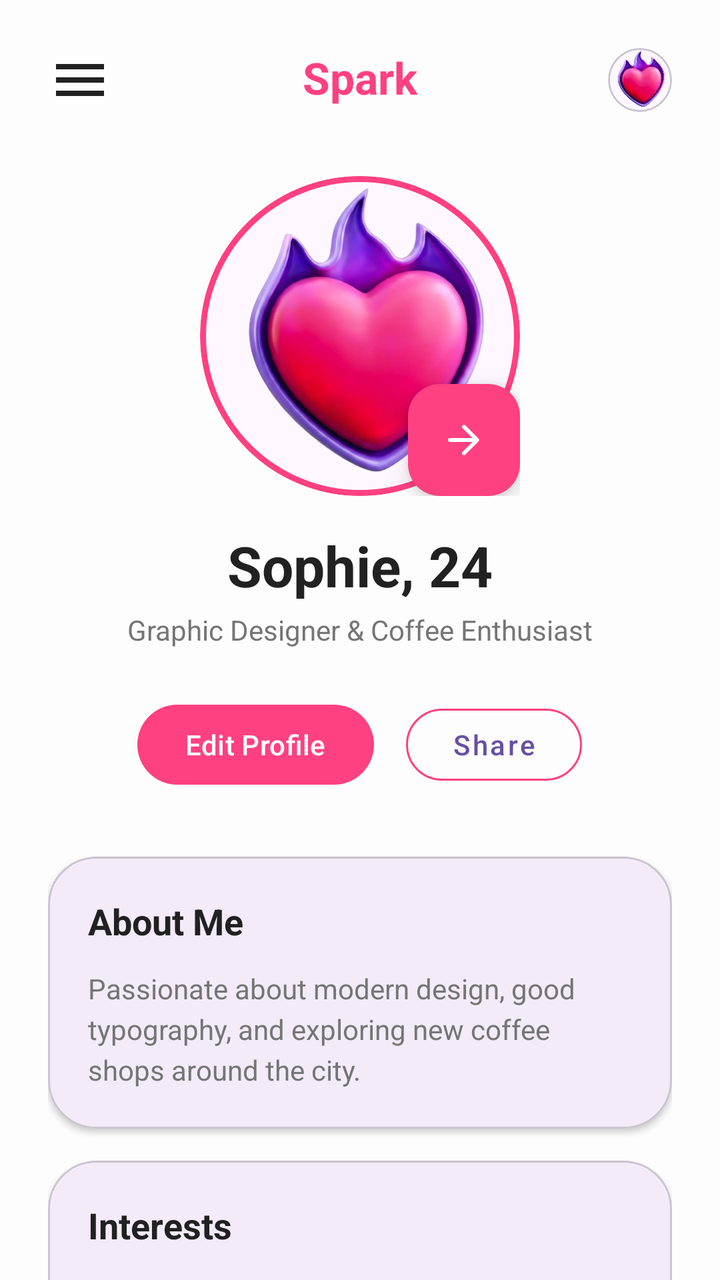
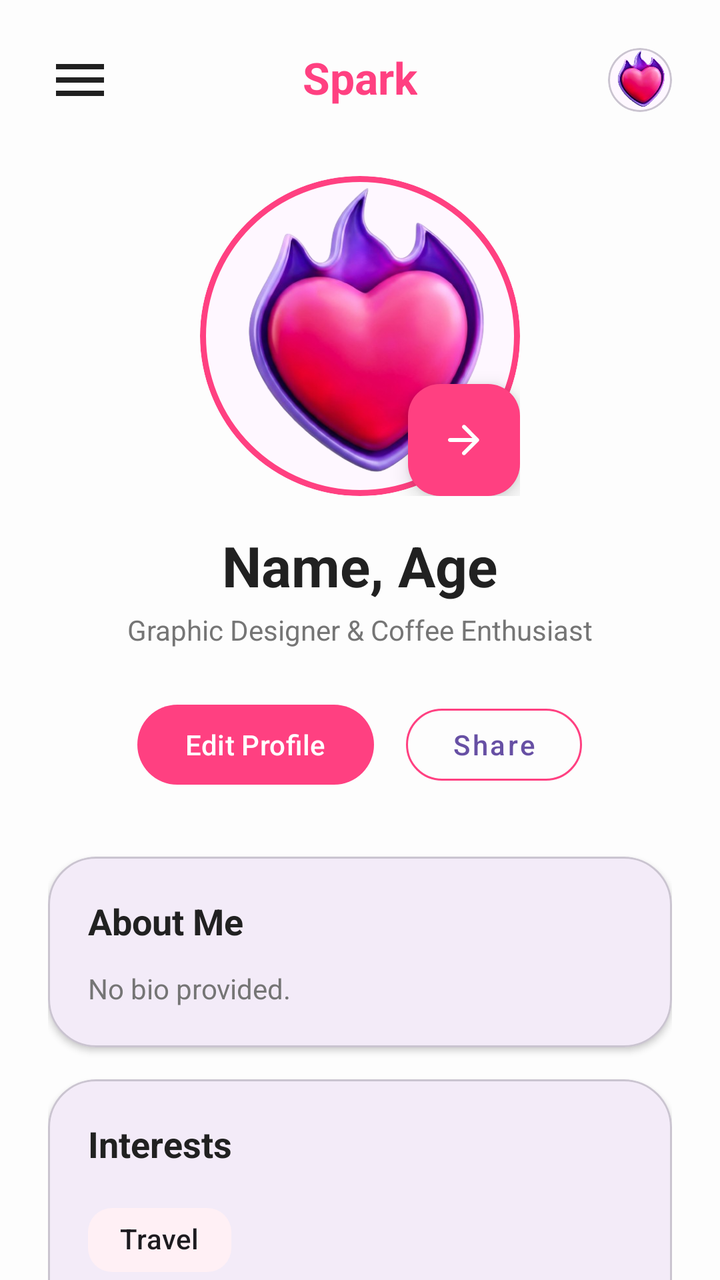

An Android layout rendered at two revisions. The XML below is the earlier revision; the diff shows what the commit changed to produce the second picture.
<!-- AndroidManifest.xml: application theme Theme.Spark -->
<!-- res/layout/fragment_profile.xml -->
<?xml version="1.0" encoding="utf-8"?>
<androidx.core.widget.NestedScrollView xmlns:android="http://schemas.android.com/apk/res/android"
    xmlns:app="http://schemas.android.com/apk/res-auto"
    xmlns:tools="http://schemas.android.com/tools"
    android:layout_width="match_parent"
    android:layout_height="match_parent"
    android:background="@color/bg_color">

    <LinearLayout
        android:layout_width="match_parent"
        android:layout_height="wrap_content"
        android:gravity="center_horizontal"
        android:orientation="vertical"
        android:padding="24dp">

        
        <androidx.constraintlayout.widget.ConstraintLayout
            android:layout_width="match_parent"
            android:layout_height="wrap_content">
            <ImageView
                android:layout_width="32dp"
                android:layout_height="32dp"
                android:src="@drawable/ic_menu"
                app:layout_constraintStart_toStartOf="parent"
                app:layout_constraintTop_toTopOf="parent" />
            <TextView
                android:layout_width="wrap_content"
                android:layout_height="wrap_content"
                android:text="Spark"
                android:textColor="@color/pink_primary"
                android:textSize="22sp"
                android:textStyle="bold"
                app:layout_constraintEnd_toEndOf="parent"
                app:layout_constraintStart_toStartOf="parent"
                app:layout_constraintTop_toTopOf="parent" />
            <com.google.android.material.card.MaterialCardView
                android:layout_width="32dp"
                android:layout_height="32dp"
                app:cardCornerRadius="16dp"
                app:layout_constraintEnd_toEndOf="parent"
                app:layout_constraintTop_toTopOf="parent">
                <ImageView
                    android:layout_width="match_parent"
                    android:layout_height="match_parent"
                    android:scaleType="centerCrop"
                    android:src="@drawable/heart" />
            </com.google.android.material.card.MaterialCardView>
        </androidx.constraintlayout.widget.ConstraintLayout>

        
        <FrameLayout
            android:layout_width="wrap_content"
            android:layout_height="wrap_content"
            android:layout_marginTop="32dp">
            <com.google.android.material.card.MaterialCardView
                android:layout_width="160dp"
                android:layout_height="160dp"
                app:cardCornerRadius="80dp"
                app:strokeColor="@color/pink_primary"
                app:strokeWidth="3dp">
                <ImageView
                    android:layout_width="match_parent"
                    android:layout_height="match_parent"
                    android:scaleType="centerCrop"
                    android:src="@drawable/heart" />
            </com.google.android.material.card.MaterialCardView>
            <com.google.android.material.floatingactionbutton.FloatingActionButton
                android:layout_width="wrap_content"
                android:layout_height="wrap_content"
                android:layout_gravity="bottom|end"
                android:src="@drawable/ic_arrow_right"
                app:backgroundTint="@color/pink_primary"
                app:fabSize="mini"
                app:tint="@color/white" />
        </FrameLayout>

        <TextView
            android:layout_width="wrap_content"
            android:layout_height="wrap_content"
            android:layout_marginTop="16dp"
            android:text="Sophie, 24"
            android:textColor="@color/text_primary"
            android:textSize="28sp"
            android:textStyle="bold" />

        <TextView
            android:layout_width="wrap_content"
            android:layout_height="wrap_content"
            android:layout_marginTop="4dp"
            android:text="Graphic Designer &amp; Coffee Enthusiast"
            android:textColor="@color/text_secondary" />

        <LinearLayout
            android:layout_width="wrap_content"
            android:layout_height="wrap_content"
            android:layout_marginTop="24dp"
            android:orientation="horizontal">
            <com.google.android.material.button.MaterialButton
                android:layout_width="wrap_content"
                android:layout_height="wrap_content"
                android:text="Edit Profile"
                android:textAllCaps="false"
                app:backgroundTint="@color/pink_primary"
                app:cornerRadius="24dp" />
            <com.google.android.material.button.MaterialButton
                style="@style/Widget.MaterialComponents.Button.OutlinedButton"
                android:layout_width="wrap_content"
                android:layout_height="wrap_content"
                android:layout_marginStart="16dp"
                android:text="Share"
                android:textAllCaps="false"
                app:cornerRadius="24dp"
                app:strokeColor="@color/pink_primary" />
        </LinearLayout>

        
        <com.google.android.material.card.MaterialCardView
            android:layout_width="match_parent"
            android:layout_height="wrap_content"
            android:layout_marginTop="32dp"
            app:cardCornerRadius="24dp"
            app:cardElevation="2dp">
            <LinearLayout
                android:layout_width="match_parent"
                android:layout_height="wrap_content"
                android:orientation="vertical"
                android:padding="20dp">
                <TextView
                    android:layout_width="wrap_content"
                    android:layout_height="wrap_content"
                    android:text="About Me"
                    android:textColor="@color/text_primary"
                    android:textSize="18sp"
                    android:textStyle="bold" />
                <TextView
                    android:layout_width="match_parent"
                    android:layout_height="wrap_content"
                    android:layout_marginTop="12dp"
                    android:lineSpacingExtra="4dp"
                    android:text="Passionate about modern design, good typography, and exploring new coffee shops around the city."
                    android:textColor="@color/text_secondary" />
            </LinearLayout>
        </com.google.android.material.card.MaterialCardView>

        
        <com.google.android.material.card.MaterialCardView
            android:layout_width="match_parent"
            android:layout_height="wrap_content"
            android:layout_marginTop="16dp"
            app:cardCornerRadius="24dp"
            app:cardElevation="2dp">
            <LinearLayout
                android:layout_width="match_parent"
                android:layout_height="wrap_content"
                android:orientation="vertical"
                android:padding="20dp">
                <TextView
                    android:layout_width="wrap_content"
                    android:layout_height="wrap_content"
                    android:text="Interests"
                    android:textColor="@color/text_primary"
                    android:textSize="18sp"
                    android:textStyle="bold" />
                
                <com.google.android.material.chip.ChipGroup
                    android:layout_width="match_parent"
                    android:layout_height="wrap_content"
                    android:layout_marginTop="12dp"
                    app:chipSpacingHorizontal="8dp"
                    app:chipSpacingVertical="4dp">
                    
                    <com.google.android.material.chip.Chip
                        style="@style/Widget.MaterialComponents.Chip.Action"
                        android:layout_width="wrap_content"
                        android:layout_height="wrap_content"
                        android:text="Design"
                        app:chipBackgroundColor="#FFF0F5"
                        app:chipCornerRadius="12dp"
                        app:chipStrokeWidth="0dp" />

                    <com.google.android.material.chip.Chip
                        style="@style/Widget.MaterialComponents.Chip.Action"
                        android:layout_width="wrap_content"
                        android:layout_height="wrap_content"
                        android:text="Coffee"
                        app:chipBackgroundColor="#FFF0F5"
                        app:chipCornerRadius="12dp"
                        app:chipStrokeWidth="0dp" />

                    <com.google.android.material.chip.Chip
                        style="@style/Widget.MaterialComponents.Chip.Action"
                        android:layout_width="wrap_content"
                        android:layout_height="wrap_content"
                        android:text="Photography"
                        app:chipBackgroundColor="#FFF0F5"
                        app:chipCornerRadius="12dp"
                        app:chipStrokeWidth="0dp" />

                    <com.google.android.material.chip.Chip
                        style="@style/Widget.MaterialComponents.Chip.Action"
                        android:layout_width="wrap_content"
                        android:layout_height="wrap_content"
                        android:text="Travel"
                        app:chipBackgroundColor="#FFF0F5"
                        app:chipCornerRadius="12dp"
                        app:chipStrokeWidth="0dp" />
                </com.google.android.material.chip.ChipGroup>
            </LinearLayout>
        </com.google.android.material.card.MaterialCardView>

        
        <com.google.android.material.card.MaterialCardView
            android:layout_width="match_parent"
            android:layout_height="wrap_content"
            android:layout_marginTop="16dp"
            app:cardCornerRadius="24dp"
            app:cardElevation="2dp">
            <LinearLayout
                android:layout_width="match_parent"
                android:layout_height="wrap_content"
                android:orientation="vertical"
                android:padding="8dp">

                <LinearLayout
                    android:layout_width="match_parent"
                    android:layout_height="64dp"
                    android:gravity="center_vertical"
                    android:paddingHorizontal="12dp">
                    <ImageView
                        android:layout_width="40dp"
                        android:layout_height="40dp"
                        android:padding="8dp"
                        android:background="@drawable/bg_avatar_circle"
                        android:backgroundTint="#F5F5F5"
                        android:src="@drawable/ic_menu"
                        app:tint="@color/text_secondary" />
                    <TextView
                        android:layout_width="0dp"
                        android:layout_height="wrap_content"
                        android:layout_marginStart="16dp"
                        android:layout_weight="1"
                        android:text="Settings"
                        android:textColor="@color/text_primary"
                        android:textSize="16sp" />
                    <ImageView
                        android:layout_width="20dp"
                        android:layout_height="20dp"
                        android:src="@drawable/ic_arrow_right"
                        app:tint="#BDBDBD" />
                </LinearLayout>

                <View
                    android:layout_width="match_parent"
                    android:layout_height="1dp"
                    android:layout_marginHorizontal="12dp"
                    android:background="#F0F0F0" />

                <LinearLayout
                    android:id="@+id/btn_logout_section"
                    android:layout_width="match_parent"
                    android:layout_height="64dp"
                    android:clickable="true"
                    android:focusable="true"
                    android:gravity="center_vertical"
                    android:paddingHorizontal="12dp">
                    <ImageView
                        android:layout_width="40dp"
                        android:layout_height="40dp"
                        android:padding="8dp"
                        android:background="@drawable/bg_avatar_circle"
                        android:backgroundTint="#FFF0F5"
                        android:src="@drawable/ic_arrow_right"
                        app:tint="@color/pink_primary" />
                    <TextView
                        android:layout_width="0dp"
                        android:layout_height="wrap_content"
                        android:layout_marginStart="16dp"
                        android:layout_weight="1"
                        android:text="Logout"
                        android:textColor="@color/pink_primary"
                        android:textSize="16sp"
                        android:textStyle="bold" />
                </LinearLayout>

            </LinearLayout>
        </com.google.android.material.card.MaterialCardView>

    </LinearLayout>
</androidx.core.widget.NestedScrollView>
<!-- resources referenced by this layout -->
<resources>
  <color name="bg_color">#FDFDFD</color>
  <color name="pink_primary">#FF4081</color>
  <color name="text_primary">#212121</color>
  <color name="text_secondary">#757575</color>
  <color name="white">#FFFFFFFF</color>
  <!-- drawable bg_avatar_circle (drawable) -->
  <?xml version="1.0" encoding="utf-8"?>
  <shape xmlns:android="http://schemas.android.com/apk/res/android"
      android:shape="oval">
      <solid android:color="#FFFFFF" />
  </shape>
  <!-- drawable heart: png bitmap (drawable, 195732 bytes) -->
  <!-- drawable ic_arrow_right (drawable) -->
  <vector xmlns:android="http://schemas.android.com/apk/res/android"
      android:width="24dp"
      android:height="24dp"
      android:viewportWidth="24"
      android:viewportHeight="24"
      android:tint="#FFFFFF">
      <path
          android:fillColor="@android:color/white"
          android:pathData="M5,13h11.17l-4.88,4.88c-0.39,0.39 -0.39,1.03 0,1.42c0.39,0.39 1.02,0.39 1.41,0l6.59,-6.59c0.39,-0.39 0.39,-1.02 0,-1.41l-6.58,-6.6c-0.39,-0.39 -1.02,-0.39 -1.41,0c-0.39,0.39 -0.39,1.02 0,1.41L16.17,11H5c-0.55,0 -1,0.45 -1,1S4.45,13 5,13z"/>
  </vector>
  <!-- drawable ic_menu (drawable) -->
  <vector xmlns:android="http://schemas.android.com/apk/res/android"
      android:width="24dp"
      android:height="24dp"
      android:viewportWidth="24"
      android:viewportHeight="24">
      <path
          android:fillColor="@color/text_primary"
          android:pathData="M3,18h18v-2H3V18zM3,13h18v-2H3V13zM3,6v2h18V6H3z" />
  </vector>
  <style name="Theme.Spark" parent="Base.Theme.Spark" />
  <style name="Base.Theme.Spark" parent="Theme.Material3.DayNight.NoActionBar">
          
          
      </style>
</resources>

<!-- the commit's change to res/layout/fragment_profile.xml (unified diff, before → after) -->
@@ -40,6 +40,7 @@
                 app:layout_constraintEnd_toEndOf="parent"
                 app:layout_constraintTop_toTopOf="parent">
                 <ImageView
+                    android:id="@+id/profile_image_small"
                     android:layout_width="match_parent"
                     android:layout_height="match_parent"
                     android:scaleType="centerCrop"
@@ -59,6 +60,7 @@
                 app:strokeColor="@color/pink_primary"
                 app:strokeWidth="3dp">
                 <ImageView
+                    android:id="@+id/profile_image"
                     android:layout_width="match_parent"
                     android:layout_height="match_parent"
                     android:scaleType="centerCrop"
@@ -75,15 +77,17 @@
         </FrameLayout>
 
         <TextView
+            android:id="@+id/tv_profile_name_age"
             android:layout_width="wrap_content"
             android:layout_height="wrap_content"
             android:layout_marginTop="16dp"
-            android:text="Sophie, 24"
+            android:text="Name, Age"
             android:textColor="@color/text_primary"
             android:textSize="28sp"
             android:textStyle="bold" />
 
         <TextView
+            android:id="@+id/tv_profile_bio_summary"
             android:layout_width="wrap_content"
             android:layout_height="wrap_content"
             android:layout_marginTop="4dp"
@@ -96,6 +100,7 @@
             android:layout_marginTop="24dp"
             android:orientation="horizontal">
             <com.google.android.material.button.MaterialButton
+                android:id="@+id/btn_edit_profile"
                 android:layout_width="wrap_content"
                 android:layout_height="wrap_content"
                 android:text="Edit Profile"
@@ -103,6 +108,7 @@
                 app:backgroundTint="@color/pink_primary"
                 app:cornerRadius="24dp" />
             <com.google.android.material.button.MaterialButton
+                android:id="@+id/btn_share_profile"
                 style="@style/Widget.MaterialComponents.Button.OutlinedButton"
                 android:layout_width="wrap_content"
                 android:layout_height="wrap_content"
@@ -133,11 +139,12 @@
                     android:textSize="18sp"
                     android:textStyle="bold" />
                 <TextView
+                    android:id="@+id/tv_profile_about_me"
                     android:layout_width="match_parent"
                     android:layout_height="wrap_content"
                     android:layout_marginTop="12dp"
                     android:lineSpacingExtra="4dp"
-                    android:text="Passionate about modern design, good typography, and exploring new coffee shops around the city."
+                    android:text="No bio provided."
                     android:textColor="@color/text_secondary" />
             </LinearLayout>
         </com.google.android.material.card.MaterialCardView>
@@ -161,49 +168,23 @@
                     android:textColor="@color/text_primary"
                     android:textSize="18sp"
                     android:textStyle="bold" />
-                
+
                 <com.google.android.material.chip.ChipGroup
+                    android:id="@+id/profile_chip_group_interests"
                     android:layout_width="match_parent"
                     android:layout_height="wrap_content"
                     android:layout_marginTop="12dp"
                     app:chipSpacingHorizontal="8dp"
                     app:chipSpacingVertical="4dp">
-                    
+
                     <com.google.android.material.chip.Chip
-                        style="@style/Widget.MaterialComponents.Chip.Action"
-                        android:layout_width="wrap_content"
-                        android:layout_height="wrap_content"
-                        android:text="Design"
-                        app:chipBackgroundColor="#FFF0F5"
-                        app:chipCornerRadius="12dp"
-                        app:chipStrokeWidth="0dp" />
-
-                    <com.google.android.material.chip.Chip
-                        style="@style/Widget.MaterialComponents.Chip.Action"
-                        android:layout_width="wrap_content"
-                        android:layout_height="wrap_content"
-                        android:text="Coffee"
-                        app:chipBackgroundColor="#FFF0F5"
-                        app:chipCornerRadius="12dp"
-                        app:chipStrokeWidth="0dp" />
-
-                    <com.google.android.material.chip.Chip
-                        style="@style/Widget.MaterialComponents.Chip.Action"
-                        android:layout_width="wrap_content"
-                        android:layout_height="wrap_content"
-                        android:text="Photography"
-                        app:chipBackgroundColor="#FFF0F5"
-                        app:chipCornerRadius="12dp"
-                        app:chipStrokeWidth="0dp" />
-
-                    <com.google.android.material.chip.Chip
-                        style="@style/Widget.MaterialComponents.Chip.Action"
                         android:layout_width="wrap_content"
                         android:layout_height="wrap_content"
                         android:text="Travel"
                         app:chipBackgroundColor="#FFF0F5"
                         app:chipCornerRadius="12dp"
                         app:chipStrokeWidth="0dp" />
+
                 </com.google.android.material.chip.ChipGroup>
             </LinearLayout>
         </com.google.android.material.card.MaterialCardView>
@@ -268,18 +249,17 @@
                         android:layout_height="40dp"
                         android:padding="8dp"
                         android:background="@drawable/bg_avatar_circle"
-                        android:backgroundTint="#FFF0F5"
+                        android:backgroundTint="#F5F5F5"
                         android:src="@drawable/ic_arrow_right"
-                        app:tint="@color/pink_primary" />
+                        app:tint="@color/text_secondary" />
                     <TextView
                         android:layout_width="0dp"
                         android:layout_height="wrap_content"
                         android:layout_marginStart="16dp"
                         android:layout_weight="1"
                         android:text="Logout"
-                        android:textColor="@color/pink_primary"
-                        android:textSize="16sp"
-                        android:textStyle="bold" />
+                        android:textColor="@color/text_primary"
+                        android:textSize="16sp" />
                 </LinearLayout>
 
             </LinearLayout>
